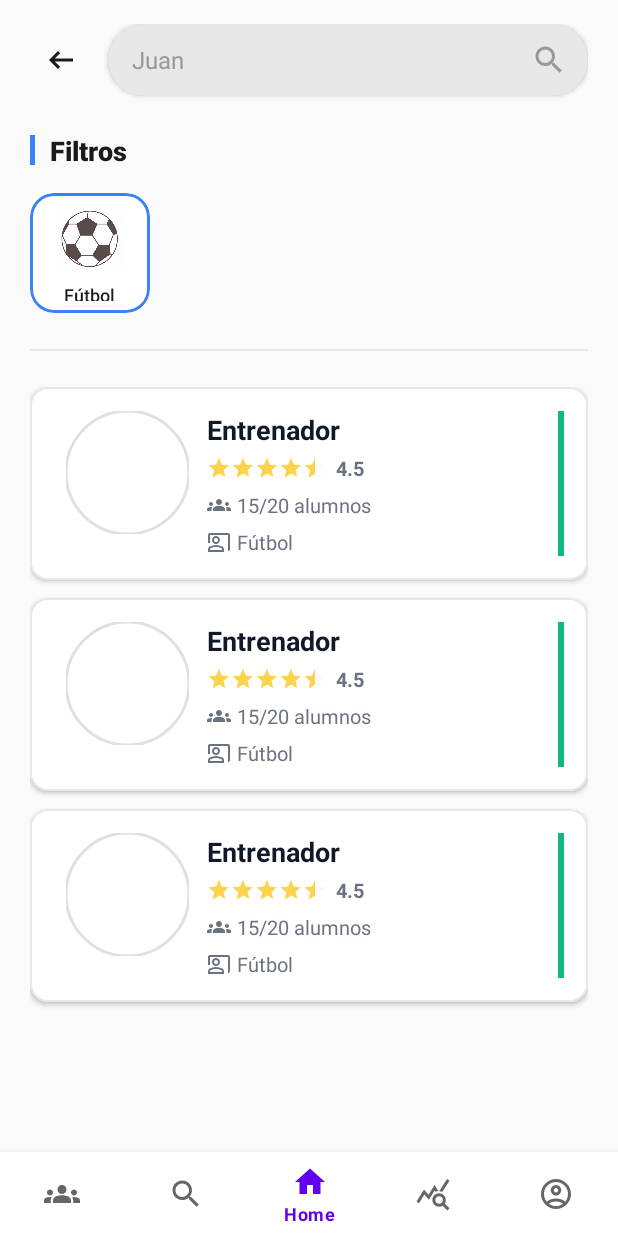
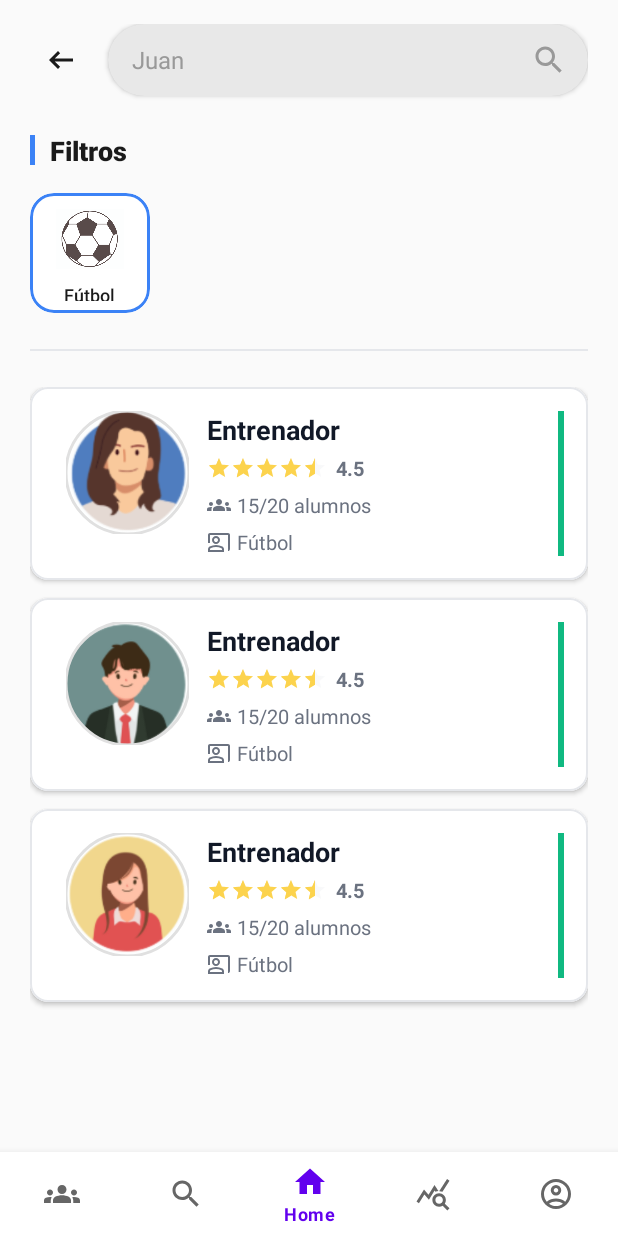
Before and after one commit to Flexible-Digital-Experiences/Sportine, an Android app: the resultadosBusquedaFragment screen opened through its navigation route, on a phone screen of 412 x 824 dp. Run offline under Robolectric (Android 15) with nearby library versions, the phone set to English and light mode, and no system bars; our stand-ins replace navigation-ui.

Commit message:
Cambios Avatars

```diff
--- a/Sportine/app/src/main/res/layout/fragment_alumno_buscar.xml
+++ b/Sportine/app/src/main/res/layout/fragment_alumno_buscar.xml
@@ -285,6 +285,7 @@
                         app:strokeColor="#E0E0E0"
                         app:strokeWidth="2dp"
                         tools:src="@tools:sample/avatars"
+                        android:src="@drawable/avatar_ana"
 
                         />
 
@@ -430,7 +431,7 @@
                         app:strokeColor="#E0E0E0"
                         app:strokeWidth="2dp"
                         tools:src="@tools:sample/avatars"
-
+                        android:src="@drawable/avatar_user_male"
                         />
 
                     <LinearLayout
@@ -575,7 +576,7 @@
                         app:strokeColor="#E0E0E0"
                         app:strokeWidth="2dp"
                         tools:src="@tools:sample/avatars"
-
+                        android:src="@drawable/avatar_user_female"
                         />
 
                     <LinearLayout
--- a/Sportine/app/src/main/res/layout/fragment_alumno_resultados_busqueda.xml
+++ b/Sportine/app/src/main/res/layout/fragment_alumno_resultados_busqueda.xml
@@ -220,7 +220,9 @@
                         app:shapeAppearanceOverlay="@style/CircularImageView"
                         app:strokeColor="#E0E0E0"
                         app:strokeWidth="2dp"
-                        tools:src="@tools:sample/avatars" />
+                        tools:src="@tools:sample/avatars"
+                        android:src="@drawable/avatar_ana"
+                        />
 
                     <LinearLayout
                         android:layout_width="0dp"
@@ -361,7 +363,9 @@
                         app:shapeAppearanceOverlay="@style/CircularImageView"
                         app:strokeColor="#E0E0E0"
                         app:strokeWidth="2dp"
-                        tools:src="@tools:sample/avatars" />
+                        tools:src="@tools:sample/avatars"
+                        android:src="@drawable/avatar_user_male"
+                        />
 
                     <LinearLayout
                         android:layout_width="0dp"
@@ -502,7 +506,9 @@
                         app:shapeAppearanceOverlay="@style/CircularImageView"
                         app:strokeColor="#E0E0E0"
                         app:strokeWidth="2dp"
-                        tools:src="@tools:sample/avatars" />
+                        tools:src="@tools:sample/avatars"
+                        android:src="@drawable/avatar_user_female"
+                        />
 
                     <LinearLayout
                         android:layout_width="0dp"
--- a/Sportine/app/src/main/res/layout/fragment_alumno_ver_detalles_entrenador.xml
+++ b/Sportine/app/src/main/res/layout/fragment_alumno_ver_detalles_entrenador.xml
@@ -39,7 +39,9 @@
             app:shapeAppearanceOverlay="@style/CircularImageView"
             app:strokeColor="#E0E0E0"
             app:strokeWidth="3dp"
-            tools:src="@tools:sample/avatars" />
+            tools:src="@tools:sample/avatars"
+            android:src="@drawable/avatar_ana"
+            />
 
         <!-- Nombre del entrenador -->
         <TextView
```
